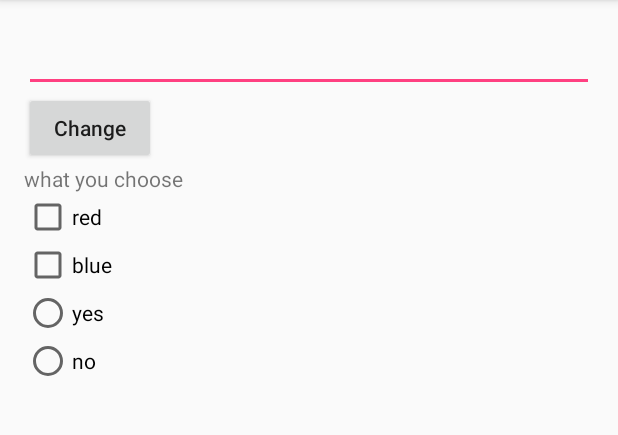
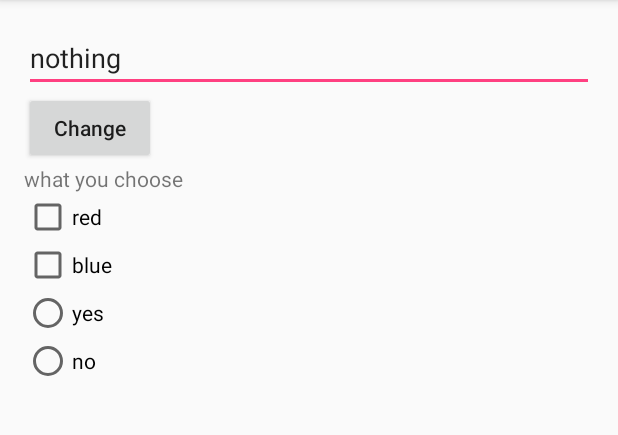
Before and after one commit to zhaoyangcui/PracticeForAndroid, an Android app: the screen it shows after launch (MainActivity), on a phone screen of 412 x 824 dp, the part 84-519 px from its top. Run offline under Robolectric (Android 15) with nearby library versions, the phone set to English and light mode, and no system bars.

Commit message:
commit the third practice

```diff
--- a/3_compoment/src/main/res/layout/activity_main.xml
+++ b/3_compoment/src/main/res/layout/activity_main.xml
@@ -11,17 +11,18 @@
     <EditText
         android:id="@+id/edittext"
         android:layout_width="match_parent"
-        android:layout_height="wrap_content" />
+        android:layout_height="wrap_content"
+        android:text="@string/nothing"/>
 
     <Button
         android:layout_width="wrap_content"
         android:layout_height="wrap_content"
         android:textAllCaps="false"
-        android:text="Change"
+        android:text="@string/change"
         android:id="@+id/button" />
     <TextView android:layout_width="wrap_content"
         android:layout_height="wrap_content"
-        android:text="what you choose"
+        android:text="@string/what_you_choose"
         android:id="@+id/textView" />
     <CheckBox
         android:layout_width="wrap_content"
@@ -33,8 +34,9 @@
         android:layout_height="wrap_content"
         android:text="@string/blue"
         android:id="@+id/blue" />
-
-
+<RadioGroup
+    android:layout_width="wrap_content"
+    android:layout_height="wrap_content">
     <RadioButton
         android:layout_width="wrap_content"
         android:layout_height="wrap_content"
@@ -46,4 +48,7 @@
         android:text="@string/no"
         android:id="@+id/no" />
 
+</RadioGroup>
+
+
 </LinearLayout>
--- a/3_compoment/src/main/res/values/strings.xml
+++ b/3_compoment/src/main/res/values/strings.xml
@@ -4,4 +4,7 @@
     <string name="blue">blue</string>
     <string name="yes">yes</string>
     <string name="no">no</string>
+    <string name="nothing">nothing</string>
+    <string name="change">Change</string>
+    <string name="what_you_choose">what you choose</string>
 </resources>
```
Also changed, not shown: 3_compoment/src/main/java/com/example/sunnny/a3_compoment/MainActivity.java (+26 -4 lines). Lines whose indentation alone changed are shown as unchanged.
